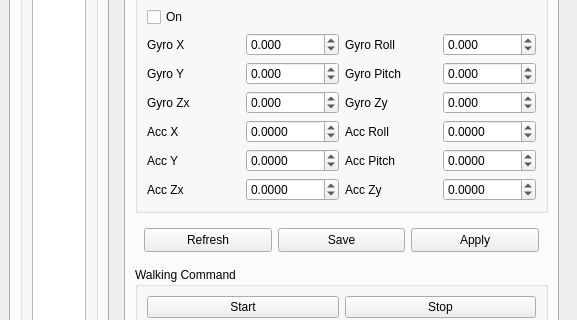
Qt form kuroko_walking_gui/ui/main_window.ui (nyxrobotics/kuroko_ros) before a commit; both pictures show x 0 to 577 and y 591 to 911 of the 577 by 1060 pixel window.
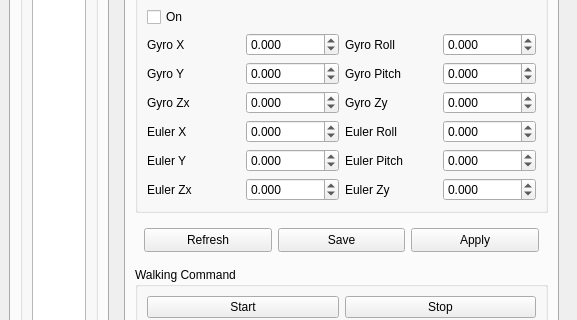
The same form after that commit. The open tabs and pages were chosen to show the change. Icons and pictures are not drawn. Custom widgets are drawn as their Qt base class.

Commit message: Accel -> Euler

Patch:
```diff
--- a/kuroko_walking_gui/ui/main_window.ui
+++ b/kuroko_walking_gui/ui/main_window.ui
@@ -842,7 +842,7 @@
               <item row="4" column="0">
                <widget class="QLabel" name="label_26">
                 <property name="text">
-                 <string>Acc X</string>
+                 <string>Euler X</string>
                 </property>
                </widget>
               </item>
@@ -874,7 +874,7 @@
               <item row="4" column="2">
                <widget class="QLabel" name="label_35">
                 <property name="text">
-                 <string>Acc Roll</string>
+                 <string>Euler Roll</string>
                 </property>
                </widget>
               </item>
@@ -913,7 +913,7 @@
               <item row="5" column="2">
                <widget class="QLabel" name="label_37">
                 <property name="text">
-                 <string>Acc Pitch</string>
+                 <string>Euler Pitch</string>
                 </property>
                </widget>
               </item>
@@ -927,7 +927,7 @@
               <item row="5" column="0">
                <widget class="QLabel" name="label_36">
                 <property name="text">
-                 <string>Acc Y</string>
+                 <string>Euler Y</string>
                 </property>
                </widget>
               </item>
@@ -959,7 +959,7 @@
               <item row="6" column="0">
                <widget class="QLabel" name="label_38">
                 <property name="text">
-                 <string>Acc Zx</string>
+                 <string>Euler Zx</string>
                 </property>
                </widget>
               </item>
@@ -1012,7 +1012,7 @@
               <item row="6" column="2">
                <widget class="QLabel" name="label_39">
                 <property name="text">
-                 <string>Acc Zy</string>
+                 <string>Euler Zy</string>
                 </property>
                </widget>
               </item>
@@ -1064,7 +1064,7 @@
               <item row="4" column="1">
                <widget class="QDoubleSpinBox" name="dSpinBox_balance_acc_x_gain">
                 <property name="decimals">
-                 <number>4</number>
+                 <number>3</number>
                 </property>
                 <property name="minimum">
                  <double>-31.000000000000000</double>
@@ -1080,7 +1080,7 @@
               <item row="4" column="3">
                <widget class="QDoubleSpinBox" name="dSpinBox_balance_acc_roll_gain">
                 <property name="decimals">
-                 <number>4</number>
+                 <number>3</number>
                 </property>
                 <property name="minimum">
                  <double>-31.000000000000000</double>
@@ -1099,7 +1099,7 @@
               <item row="5" column="1">
                <widget class="QDoubleSpinBox" name="dSpinBox_balance_acc_y_gain">
                 <property name="decimals">
-                 <number>4</number>
+                 <number>3</number>
                 </property>
                 <property name="minimum">
                  <double>-31.000000000000000</double>
@@ -1115,7 +1115,7 @@
               <item row="5" column="3">
                <widget class="QDoubleSpinBox" name="dSpinBox_balance_acc_pitch_gain">
                 <property name="decimals">
-                 <number>4</number>
+                 <number>3</number>
                 </property>
                 <property name="minimum">
                  <double>-31.000000000000000</double>
@@ -1131,7 +1131,7 @@
               <item row="6" column="1">
                <widget class="QDoubleSpinBox" name="dSpinBox_balance_acc_zx_gain">
                 <property name="decimals">
-                 <number>4</number>
+                 <number>3</number>
                 </property>
                 <property name="minimum">
                  <double>-10.000000000000000</double>
@@ -1147,7 +1147,7 @@
               <item row="6" column="3">
                <widget class="QDoubleSpinBox" name="dSpinBox_balance_acc_zy_gain">
                 <property name="decimals">
-                 <number>4</number>
+                 <number>3</number>
                 </property>
                 <property name="minimum">
                  <double>-10.000000000000000</double>
```
Left out of the diff: 12 changed lines with no effect on the pictures. The commit also changes 7 other files.
